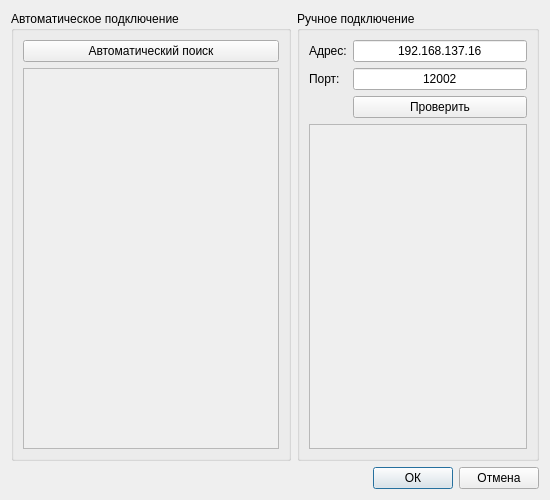
Qt form Source/search.ui (Grandbrain/Sensor) before a commit.
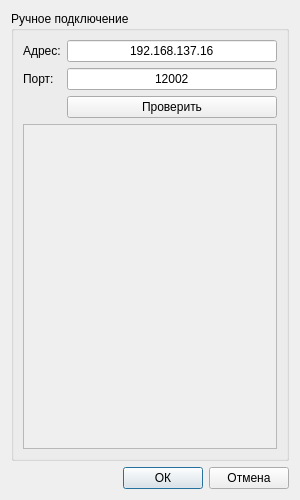
The same form after that commit.

```diff
--- a/Source/search.ui
+++ b/Source/search.ui
@@ -12,7 +12,7 @@
    <rect>
     <x>0</x>
     <y>0</y>
-    <width>550</width>
+    <width>300</width>
     <height>500</height>
    </rect>
   </property>
@@ -24,13 +24,13 @@
   </property>
   <property name="minimumSize">
    <size>
-    <width>550</width>
+    <width>300</width>
     <height>500</height>
    </size>
   </property>
   <property name="maximumSize">
    <size>
-    <width>550</width>
+    <width>300</width>
     <height>500</height>
    </size>
   </property>
@@ -49,38 +49,6 @@
      <property name="sizeConstraint">
       <enum>QLayout::SetDefaultConstraint</enum>
      </property>
-     <item>
-      <widget class="QGroupBox" name="groupAutomatic">
-       <property name="title">
-        <string>Автоматическое подключение</string>
-       </property>
-       <layout class="QGridLayout" name="layoutAuto">
-        <item row="1" column="0">
-         <widget class="QListView" name="listFound">
-          <property name="enabled">
-           <bool>false</bool>
-          </property>
-          <property name="sizePolicy">
-           <sizepolicy hsizetype="Fixed" vsizetype="Expanding">
-            <horstretch>0</horstretch>
-            <verstretch>0</verstretch>
-           </sizepolicy>
-          </property>
-         </widget>
-        </item>
-        <item row="0" column="0">
-         <widget class="QPushButton" name="buttonSearch">
-          <property name="text">
-           <string>Автоматический поиск</string>
-          </property>
-          <property name="autoDefault">
-           <bool>false</bool>
-          </property>
-         </widget>
-        </item>
-       </layout>
-      </widget>
-     </item>
      <item>
       <widget class="QGroupBox" name="groupManual">
        <property name="title">
```
